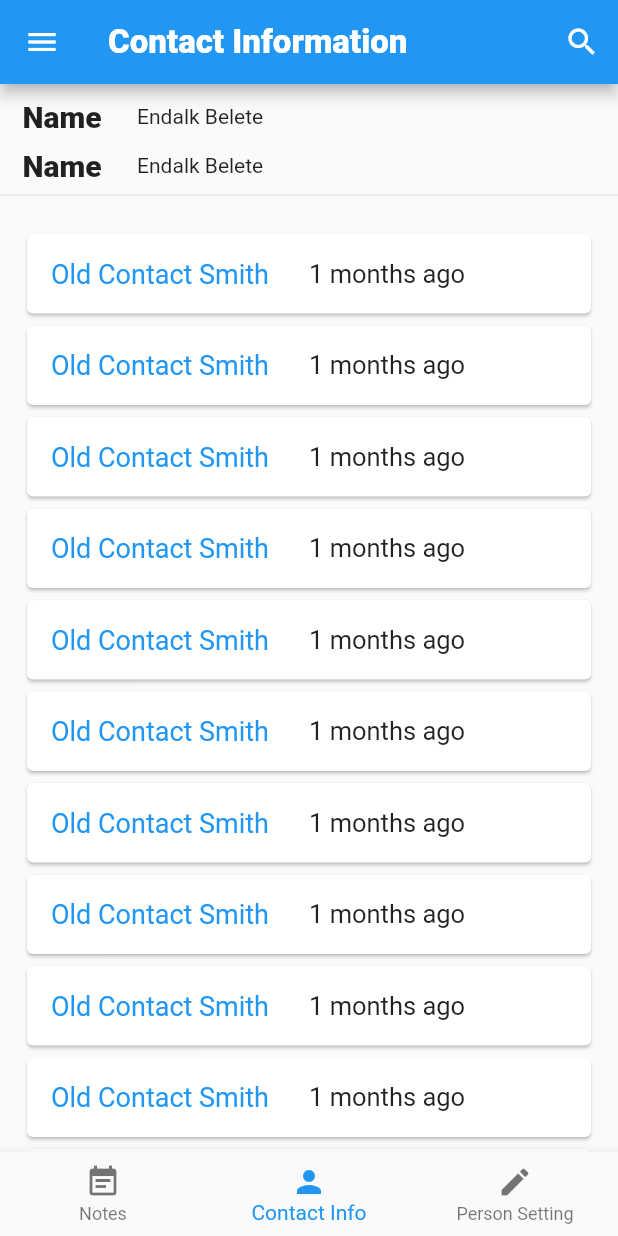
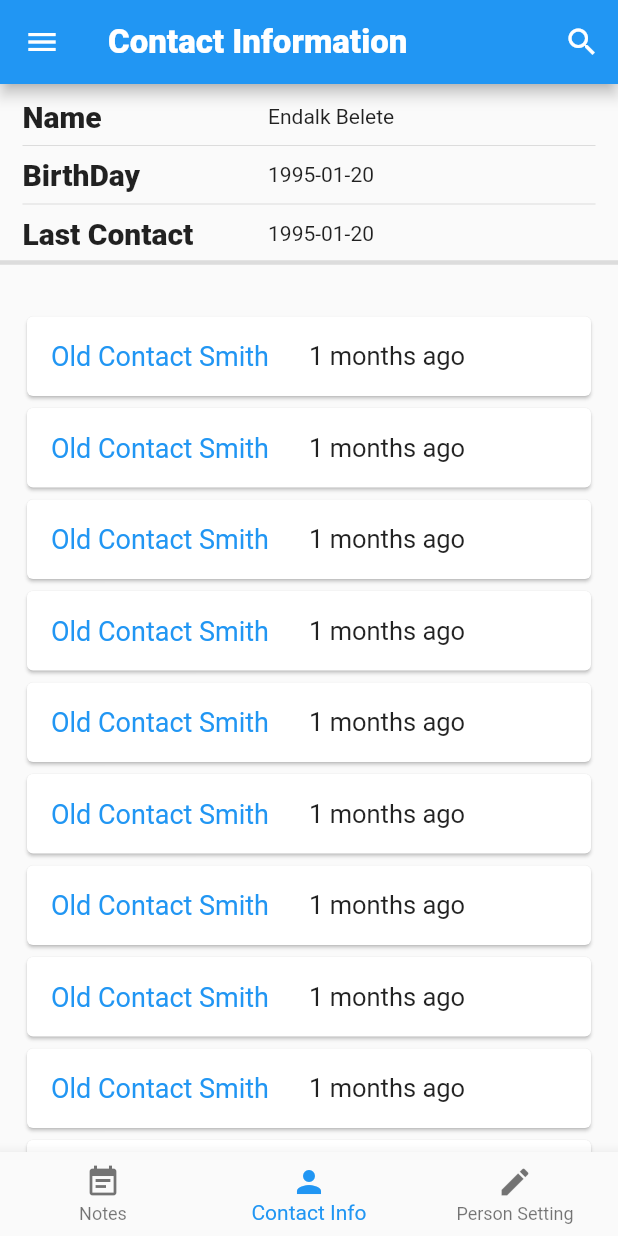
Before and after one commit to endalkh/Contact_list, a Flutter app: the PersonHeaderFun screen opened by its route, item 2 of the bottom bar chosen, on a phone screen of 412 x 824 dp. Run offline on Flutter 3.47's test engine with Material 2 defaults, Android fonts, the phone set to English and light mode, and no system bars; our stand-ins replace cached_network_image, shared_preferences; accounts and stored records are empty; network calls fail.

Commit message:
header tape

```diff
--- a/lib/pages/person_header/person_header.dart
+++ b/lib/pages/person_header/person_header.dart
@@ -74,7 +74,7 @@ class _PersonHeaderFun extends State<PersonHeaderFun>{
 
 
   /*==== upcoming Birthdays   on the first tap=======*/
-  upcomingBirthDays(){
+  notes(){
     return Scaffold(
 
       body:SingleChildScrollView(
@@ -82,7 +82,7 @@ class _PersonHeaderFun extends State<PersonHeaderFun>{
           children: <Widget>[
 
             Padding(
-              padding: EdgeInsets.all(14),
+              padding: EdgeInsets.all(2.0),
               child:Container(
                 height: get_height(context),
                 child: ListView.builder(
@@ -90,28 +90,26 @@ class _PersonHeaderFun extends State<PersonHeaderFun>{
                   itemBuilder: (context, index) {
                     return Card(
                       child: Padding(
-                          padding: const EdgeInsets.all(16.0),
+                          padding: const EdgeInsets.all(1.0),
                           child: Row(
                             children: <Widget>[
                               Expanded(
                                 flex:1,
-                                child:Text(
-                                  "Jhon Tomson $index",
-                                  style: TextStyle(
-                                      fontSize: Constant.fontSize(Constant.L),
-                                      color: COLOR_LINK
+                                child:ListTile(
+                                  title:  ExpansionTile(
+                                    title:  Text(Constant.PASSWORDRESETDESC.substring(1,36),),
+                                    children: <Widget>[
+                                      ListTile(
+                                        leading: Icon(Icons.delete),
+                                      ),
+                                      ListTile(
+                                        leading: Icon(Icons.edit),
+                                      ),
+                                  ],
                                   ),
+                                )
+                              ),
 
-                                ),
-                              ),
-                              Expanded(
-                                flex:1,
-                                child:Text(
-                                  "Jan 20",
-                                  style: TextStyle(fontSize: Constant.fontSize(Constant.M)),
-//
-                                ),
-                              )
                             ],
                           )
 //
@@ -495,7 +493,7 @@ class _PersonHeaderFun extends State<PersonHeaderFun>{
   pageTaped(page){
     switch(page){
       case 0:
-        return upcomingBirthDays();
+        return notes();
         break;
       case 1:
         return lastContact();
@@ -539,7 +537,7 @@ getTitle(){
 //                        crossAxisAlignment: CrossAxisAlignment.center,
                         children: <Widget>[
                         Expanded(
-                          flex:2,
+                          flex:6,
                           child: Text("Name",
                             style: TextStyle(
                               fontSize: 20,
@@ -555,15 +553,15 @@ getTitle(){
                           )
                         ],
                       ),
-                      SizedBox(height: 10,),
+                      Divider(),
                       Row(
                         mainAxisSize: MainAxisSize.max,
 //                        mainAxisAlignment: MainAxisAlignment.center,
 //                        crossAxisAlignment: CrossAxisAlignment.center,
                         children: <Widget>[
                           Expanded(
-                            flex:2,
-                            child: Text("Name",
+                            flex:6,
+                            child: Text("BirthDay",
                               style: TextStyle(
                                   fontSize: 20,
                                   fontWeight: FontWeight.w900
@@ -573,16 +571,40 @@ getTitle(){
                           ),
                           Expanded(
                             flex:8,
-                            child: Text("Endalk Belete"),
+                            child: Text("1995-01-20"),
                           )
                         ],
                       ),
+                      Divider(),
+                Row(
+                mainAxisSize: MainAxisSize.max,
+//                        mainAxisAlignment: MainAxisAlignment.center,
+//                        crossAxisAlignment: CrossAxisAlignment.center,
+                children: <Widget>[
+                  Expanded(
+                    flex:6,
+                    child: Text("Last Contact",
+                      style: TextStyle(
+                          fontSize: 20,
+                          fontWeight: FontWeight.w900
+                      ),
+
+                    ),
+                  ),
+                  Expanded(
+                    flex:8,
+                    child: Text("1995-01-20"),
+                  )
+                ],
+              ),
                     ],
                   )
 
               ),
             ),
-              Divider(),
+              Divider(thickness: 3,),
+              SizedBox(height: 10,),
+
               Expanded(
                 child:  Center(
                   child:Container(
```
